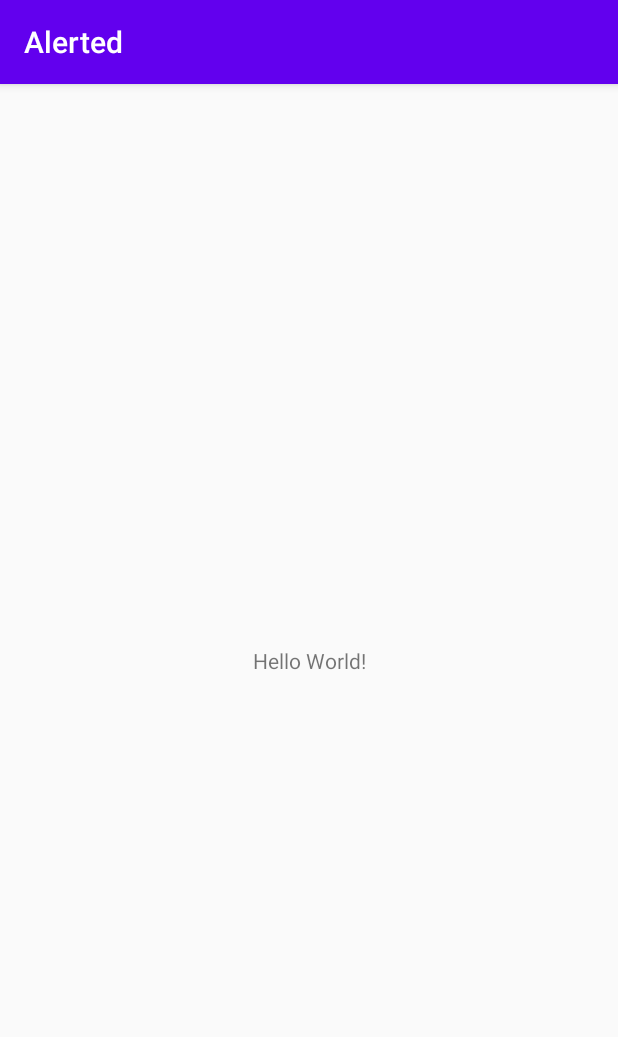
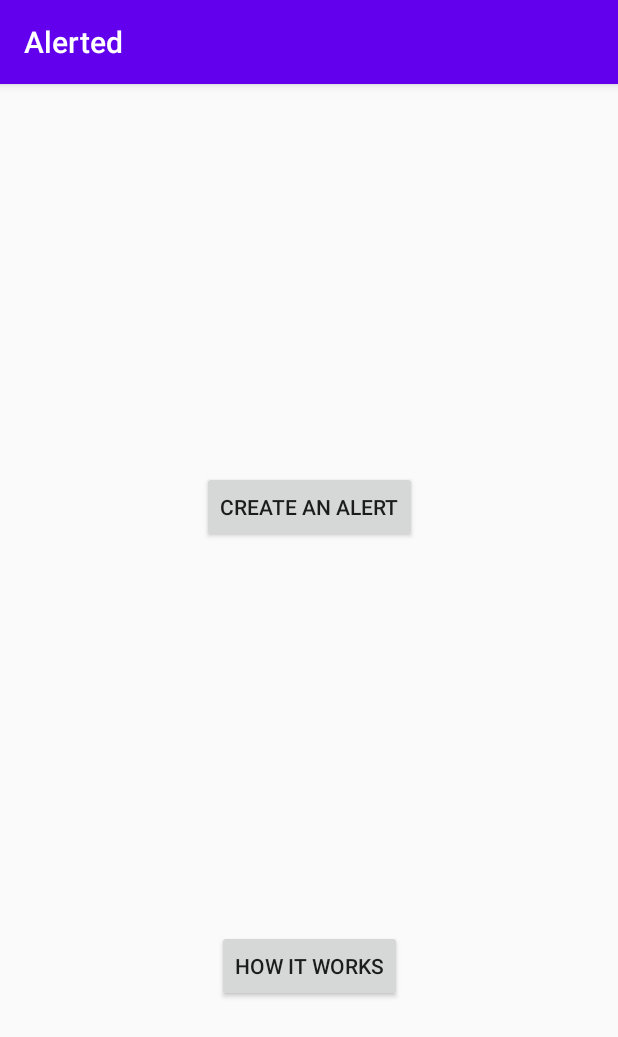
Before and after one commit to Michaelc89/Alerted, an Android app: the screen it shows after launch (MainActivity), on a phone screen of 412 x 824 dp. Shown: the top 1037 px of the screen. Run offline under Robolectric (Android 15) with nearby library versions, the phone set to English and light mode, and no system bars.

Commit message:
added buttons

```diff
--- a/app/src/main/AndroidManifest.xml
+++ b/app/src/main/AndroidManifest.xml
@@ -9,6 +9,7 @@
         android:roundIcon="@mipmap/ic_launcher_round"
         android:supportsRtl="true"
         android:theme="@style/AppTheme">
+        <activity android:name=".LandingPage"></activity>
         <activity android:name=".MainActivity">
             <intent-filter>
                 <action android:name="android.intent.action.MAIN" />
--- /dev/null
+++ b/app/src/main/java/com/MichaelC/alerted/LandingPage.kt
@@ -0,0 +1,11 @@
+package com.MichaelC.alerted
+
+import androidx.appcompat.app.AppCompatActivity
+import android.os.Bundle
+
+class LandingPage : AppCompatActivity() {
+    override fun onCreate(savedInstanceState: Bundle?) {
+        super.onCreate(savedInstanceState)
+        setContentView(R.layout.activity_landing_page)
+    }
+}
--- /dev/null
+++ b/app/src/main/res/layout/activity_landing_page.xml
@@ -0,0 +1,9 @@
+<?xml version="1.0" encoding="utf-8"?>
+<androidx.constraintlayout.widget.ConstraintLayout xmlns:android="http://schemas.android.com/apk/res/android"
+    xmlns:app="http://schemas.android.com/apk/res-auto"
+    xmlns:tools="http://schemas.android.com/tools"
+    android:layout_width="match_parent"
+    android:layout_height="match_parent"
+    tools:context=".LandingPage">
+
+</androidx.constraintlayout.widget.ConstraintLayout>
--- a/app/src/main/res/layout/activity_main.xml
+++ b/app/src/main/res/layout/activity_main.xml
@@ -1,18 +1,45 @@
 <?xml version="1.0" encoding="utf-8"?>
-<androidx.constraintlayout.widget.ConstraintLayout xmlns:android="http://schemas.android.com/apk/res/android"
+<ScrollView
+
+    xmlns:android="http://schemas.android.com/apk/res/android"
     xmlns:app="http://schemas.android.com/apk/res-auto"
     xmlns:tools="http://schemas.android.com/tools"
     android:layout_width="match_parent"
     android:layout_height="match_parent"
+    android:fillViewport="true"
     tools:context=".MainActivity">
 
-    <TextView
-        android:layout_width="wrap_content"
-        android:layout_height="wrap_content"
-        android:text="Hello World!"
-        app:layout_constraintBottom_toBottomOf="parent"
-        app:layout_constraintLeft_toLeftOf="parent"
-        app:layout_constraintRight_toRightOf="parent"
-        app:layout_constraintTop_toTopOf="parent" />
+    <androidx.constraintlayout.widget.ConstraintLayout
+        android:layout_width="match_parent"
+        android:layout_height="wrap_content">
 
-</androidx.constraintlayout.widget.ConstraintLayout>
+
+        <Button
+            android:id="@+id/buttonAlert"
+            android:layout_width="wrap_content"
+            android:layout_height="wrap_content"
+            android:text="Create An Alert"
+            app:layout_constraintBottom_toTopOf="@id/buttonWorks"
+            app:layout_constraintEnd_toEndOf="parent"
+            app:layout_constraintStart_toStartOf="parent"
+            app:layout_constraintTop_toTopOf="parent"
+            app:layout_constraintVertical_bias=".50" />
+
+        <Button
+            android:id="@+id/buttonWorks"
+            android:layout_width="wrap_content"
+            android:layout_height="wrap_content"
+            android:layout_marginStart="144dp"
+            android:layout_marginLeft="144dp"
+            android:layout_marginEnd="144dp"
+            android:layout_marginRight="144dp"
+            android:layout_marginBottom="156dp"
+            android:text="How it works"
+            app:layout_constraintBottom_toBottomOf="parent"
+            app:layout_constraintEnd_toEndOf="parent"
+            app:layout_constraintHorizontal_bias="1.0"
+            app:layout_constraintStart_toStartOf="parent" />
+    </androidx.constraintlayout.widget.ConstraintLayout>
+
+
+</ScrollView>
```
